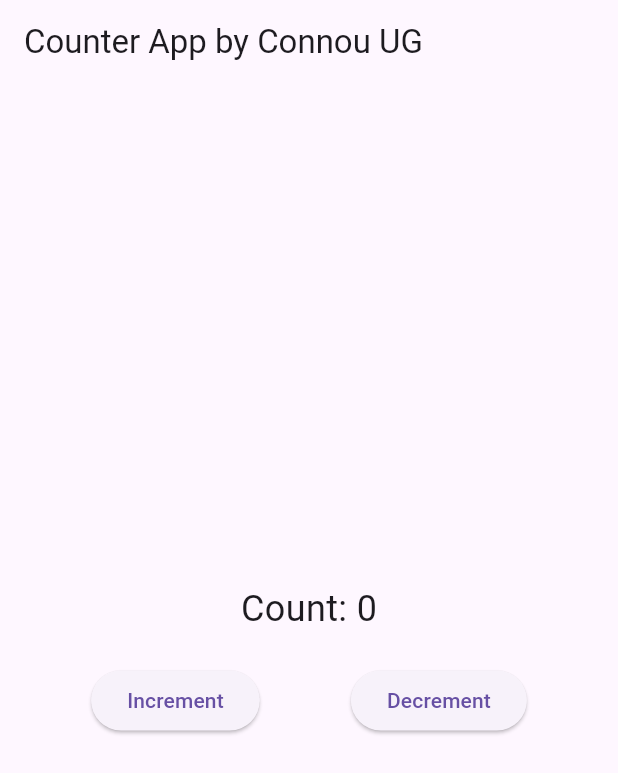
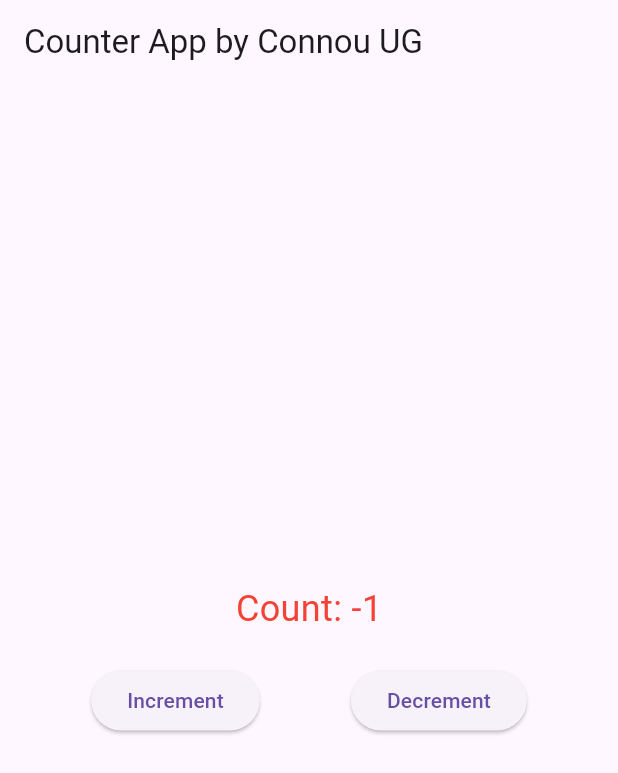
Before and after one commit to Jaideep25-tech/flutter-test, a Flutter app: the screen it shows after launch, after a tap on "Decrement", on a phone screen of 412 x 824 dp. Shown: the top 773 px of the screen. Run offline on Flutter 3.47's test engine with Material 3 defaults, Android fonts, the phone set to English and light mode, and no system bars; our stand-ins replace flutter_bloc.

```diff
--- a/lib/buisnes_logic/handler/counter.dart
+++ b/lib/buisnes_logic/handler/counter.dart
@@ -12,11 +12,7 @@ class CounterHandler extends Cubit<Counter> {
   void increment() => emit(Counter(state.count + 1));
 
   /// Decrements the counter value by 1.
-  /// If value is already 0 happens nothing else decrements the value
+  ///
   /// Emits the updated counter value to notify listeners.
-  void decrement() {
-    if (state.isPositive) {
-      emit(Counter(state.count - 1));
-    }
-  }
+  void decrement() => emit(Counter(state.count - 1));
 }
--- a/lib/data/models/counter.dart
+++ b/lib/data/models/counter.dart
@@ -6,6 +6,8 @@ class Counter {
   /// A boolean property indicating whether the counter value is positive.
   bool get isPositive => count > 0;
 
+  bool get isNegative => count < 0;
+
   /// Constructor for creating a Counter instance with an initial count.
   Counter(this.count);
 }
--- a/lib/main.dart
+++ b/lib/main.dart
@@ -56,6 +56,8 @@ class MyHomePage extends StatelessWidget {
                 Color? color;
                 if (state.isPositive) {
                   color = Colors.green;
+                } else if (state.isNegative) {
+                  color = Colors.red;
                 }
                 // Display the count with styling.
                 return Text(
```
